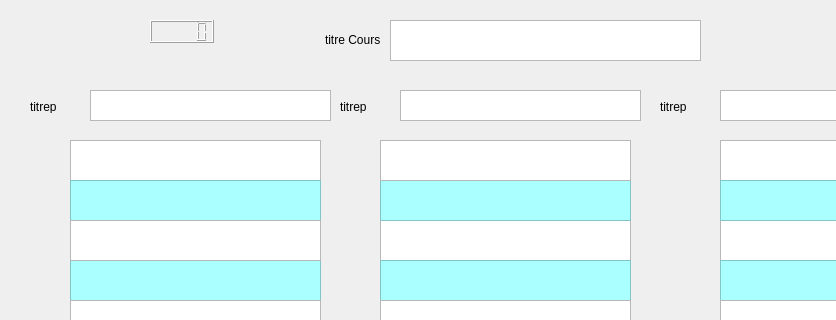
The window that untitledparti1.ui (hemid32/CreateDateUsingPyQt) describes before a commit, drawn with Qt 5; both pictures show x 0 to 836 and y 0 to 320 of the 1029 by 817 pixel window.
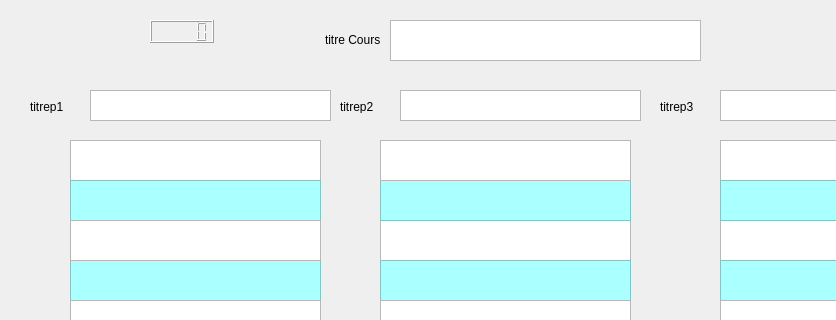
The same window after the commit.

What changed in the file:
```diff
--- a/untitledparti1.ui
+++ b/untitledparti1.ui
@@ -505,7 +505,7 @@
      </rect>
     </property>
     <property name="text">
-     <string>titrep</string>
+     <string>titrep1</string>
     </property>
    </widget>
    <widget class="QTextEdit" name="titrep2">
@@ -528,7 +528,7 @@
      </rect>
     </property>
     <property name="text">
-     <string>titrep</string>
+     <string>titrep2</string>
     </property>
    </widget>
    <widget class="QLabel" name="label_4">
@@ -541,7 +541,7 @@
      </rect>
     </property>
     <property name="text">
-     <string>titrep</string>
+     <string>titrep3</string>
     </property>
    </widget>
    <widget class="QTextEdit" name="titrep3">
```
